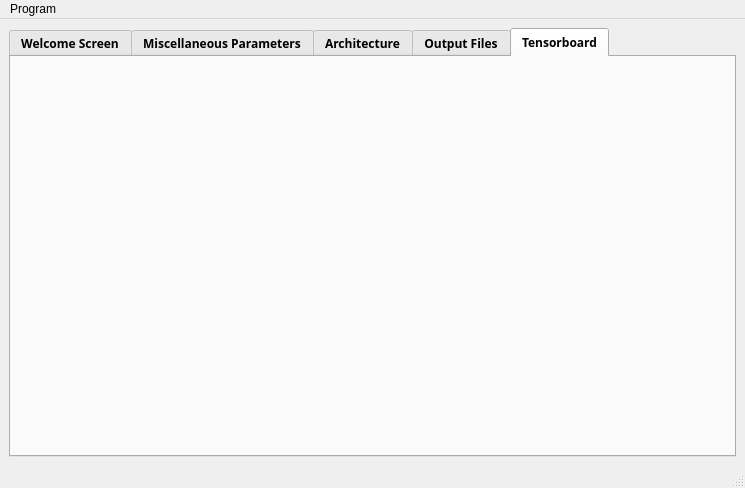
Qt form public/GUI/mainwindow.ui (mourra950/Siemens-System-Level-Modelling-of-ASDLA-Graduation-Project) before a commit.
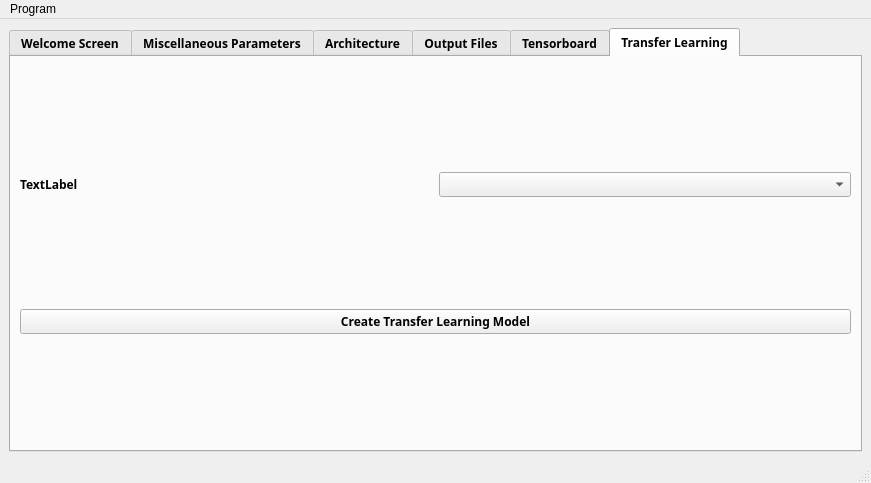
The same form after that commit.

Commit message: integrated Tensorboard and started working on transfer learning

What changed in the file:
```diff
--- a/public/GUI/mainwindow.ui
+++ b/public/GUI/mainwindow.ui
@@ -6,8 +6,8 @@
    <rect>
     <x>0</x>
     <y>0</y>
-    <width>745</width>
-    <height>488</height>
+    <width>871</width>
+    <height>483</height>
    </rect>
   </property>
   <property name="windowTitle">
@@ -36,7 +36,7 @@
        <string notr="true"/>
       </property>
       <property name="currentIndex">
-       <number>4</number>
+       <number>5</number>
       </property>
       <widget class="QWidget" name="Dashboard">
        <attribute name="title">
@@ -682,6 +682,34 @@
         </item>
        </layout>
       </widget>
+      <widget class="QWidget" name="TransferLearning">
+       <attribute name="title">
+        <string>Transfer Learning</string>
+       </attribute>
+       <layout class="QVBoxLayout" name="verticalLayout">
+        <item>
+         <layout class="QHBoxLayout" name="horizontalLayout_2">
+          <item>
+           <widget class="QLabel" name="label_2">
+            <property name="text">
+             <string>TextLabel</string>
+            </property>
+           </widget>
+          </item>
+          <item>
+           <widget class="QComboBox" name="comboBox"/>
+          </item>
+         </layout>
+        </item>
+        <item>
+         <widget class="QPushButton" name="pushButton">
+          <property name="text">
+           <string>Create Transfer Learning Model</string>
+          </property>
+         </widget>
+        </item>
+       </layout>
+      </widget>
      </widget>
     </item>
    </layout>
@@ -692,7 +720,7 @@
     <rect>
      <x>0</x>
      <y>0</y>
-     <width>745</width>
+     <width>871</width>
      <height>22</height>
     </rect>
    </property>
```
Left out of the diff: 16 changed lines with no effect on the pictures. The commit also changes 4 other files.
